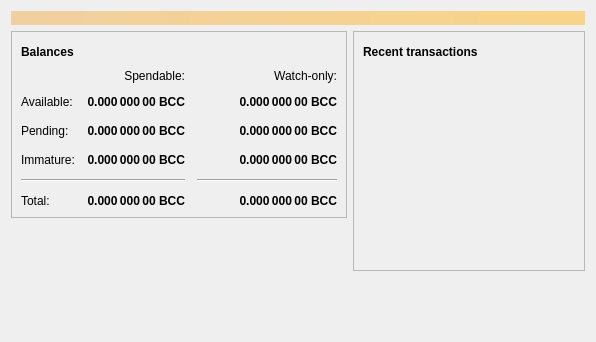
The window that src/qt/forms/overviewpage.ui (Bitcoin-ABC/bitcoin-abc) describes before a commit, drawn with Qt 5.
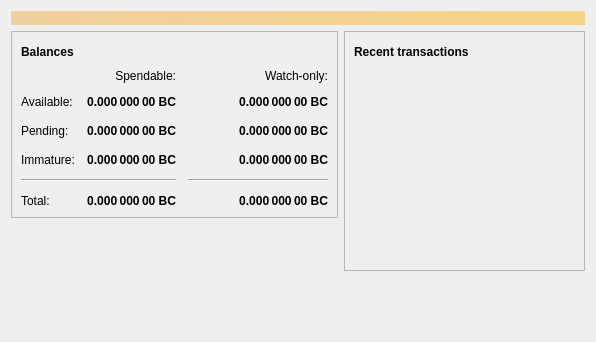
The same window after the commit. Icons and pictures are not drawn.

Patch:
```diff
--- a/src/qt/forms/overviewpage.ui
+++ b/src/qt/forms/overviewpage.ui
@@ -129,7 +129,7 @@
                <string>Unconfirmed transactions to watch-only addresses</string>
               </property>
               <property name="text">
-               <string notr="true">0.000 000 00 BCC</string>
+               <string notr="true">0.000 000 00 BC</string>
               </property>
               <property name="alignment">
                <set>Qt::AlignRight|Qt::AlignTrailing|Qt::AlignVCenter</set>
@@ -154,7 +154,7 @@
                <string>Total of transactions that have yet to be confirmed, and do not yet count toward the spendable balance</string>
               </property>
               <property name="text">
-               <string notr="true">0.000 000 00 BCC</string>
+               <string notr="true">0.000 000 00 BC</string>
               </property>
               <property name="alignment">
                <set>Qt::AlignRight|Qt::AlignTrailing|Qt::AlignVCenter</set>
@@ -179,7 +179,7 @@
                <string>Mined balance in watch-only addresses that has not yet matured</string>
               </property>
               <property name="text">
-               <string notr="true">0.000 000 00 BCC</string>
+               <string notr="true">0.000 000 00 BC</string>
               </property>
               <property name="alignment">
                <set>Qt::AlignRight|Qt::AlignTrailing|Qt::AlignVCenter</set>
@@ -237,7 +237,7 @@
                <string>Mined balance that has not yet matured</string>
               </property>
               <property name="text">
-               <string notr="true">0.000 000 00 BCC</string>
+               <string notr="true">0.000 000 00 BC</string>
               </property>
               <property name="alignment">
                <set>Qt::AlignRight|Qt::AlignTrailing|Qt::AlignVCenter</set>
@@ -282,7 +282,7 @@
                <string>Your current total balance</string>
               </property>
               <property name="text">
-               <string notr="true">0.000 000 00 BCC</string>
+               <string notr="true">0.000 000 00 BC</string>
               </property>
               <property name="alignment">
                <set>Qt::AlignRight|Qt::AlignTrailing|Qt::AlignVCenter</set>
@@ -307,7 +307,7 @@
                <string>Current total balance in watch-only addresses</string>
               </property>
               <property name="text">
-               <string notr="true">0.000 000 00 BCC</string>
+               <string notr="true">0.000 000 00 BC</string>
               </property>
               <property name="alignment">
                <set>Qt::AlignRight|Qt::AlignTrailing|Qt::AlignVCenter</set>
@@ -349,7 +349,7 @@
                <string>Your current spendable balance</string>
               </property>
               <property name="text">
-               <string notr="true">0.000 000 00 BCC</string>
+               <string notr="true">0.000 000 00 BC</string>
               </property>
               <property name="alignment">
                <set>Qt::AlignRight|Qt::AlignTrailing|Qt::AlignVCenter</set>
@@ -374,7 +374,7 @@
                <string>Your current balance in watch-only addresses</string>
               </property>
               <property name="text">
-               <string notr="true">0.000 000 00 BCC</string>
+               <string notr="true">0.000 000 00 BC</string>
               </property>
               <property name="alignment">
                <set>Qt::AlignRight|Qt::AlignTrailing|Qt::AlignVCenter</set>
```
